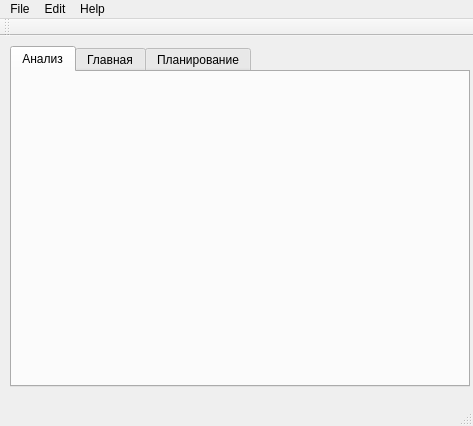
First picture: the form in trunk/FinanceManager/financeManagerView.ui, repository konradlst/Organizer, before the edit.
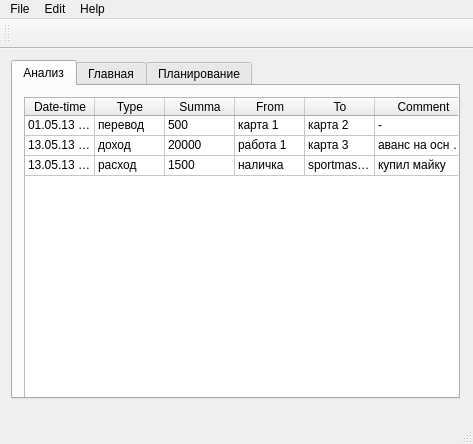
Second picture: the form after the edit. The open tabs and pages were chosen to show the change.

What changed in the file:
```diff
--- a/trunk/FinanceManager/financeManagerView.ui
+++ b/trunk/FinanceManager/financeManagerView.ui
@@ -7,7 +7,7 @@
     <x>0</x>
     <y>0</y>
     <width>473</width>
-    <height>426</height>
+    <height>444</height>
    </rect>
   </property>
   <property name="minimumSize">
@@ -26,15 +26,18 @@
    <string>FinanceManagerView</string>
   </property>
   <widget class="QWidget" name="centralWidget">
+   <widget class="QWidget" name="verticalLayoutWidget">
+    <property name="geometry">
+     <rect>
+      <x>0</x>
+      <y>0</y>
+      <width>471</width>
+      <height>361</height>
+     </rect>
+    </property>
+    <layout class="QVBoxLayout" name="mainLayout">
+     <item>
    <widget class="QTabWidget" name="tabWidget">
-    <property name="geometry">
-     <rect>
-      <x>10</x>
-      <y>10</y>
-      <width>460</width>
-      <height>341</height>
-     </rect>
-    </property>
     <property name="layoutDirection">
      <enum>Qt::LeftToRight</enum>
     </property>
@@ -48,6 +51,178 @@
      <attribute name="title">
       <string>Анализ</string>
      </attribute>
+        <widget class="QWidget" name="verticalLayoutWidget_3">
+         <property name="geometry">
+          <rect>
+           <x>0</x>
+           <y>0</y>
+           <width>471</width>
+           <height>331</height>
+          </rect>
+         </property>
+         <layout class="QVBoxLayout" name="vLayStatistic">
+          <item>
+           <widget class="QTableWidget" name="tableWidget">
+            <property name="selectionBehavior">
+             <enum>QAbstractItemView::SelectRows</enum>
+            </property>
+            <attribute name="horizontalHeaderDefaultSectionSize">
+             <number>70</number>
+            </attribute>
+            <attribute name="horizontalHeaderHighlightSections">
+             <bool>false</bool>
+            </attribute>
+            <attribute name="horizontalHeaderStretchLastSection">
+             <bool>true</bool>
+            </attribute>
+            <attribute name="verticalHeaderVisible">
+             <bool>false</bool>
+            </attribute>
+            <attribute name="verticalHeaderDefaultSectionSize">
+             <number>20</number>
+            </attribute>
+            <attribute name="verticalHeaderHighlightSections">
+             <bool>false</bool>
+            </attribute>
+            <row>
+             <property name="text">
+              <string>1</string>
+             </property>
+            </row>
+            <row>
+             <property name="text">
+              <string>New Row</string>
+             </property>
+            </row>
+            <row>
+             <property name="text">
+              <string>2</string>
+             </property>
+            </row>
+            <column>
+             <property name="text">
+              <string>Date-time</string>
+             </property>
+            </column>
+            <column>
+             <property name="text">
+              <string>Type</string>
+             </property>
+            </column>
+            <column>
+             <property name="text">
+              <string>Summa</string>
+             </property>
+            </column>
+            <column>
+             <property name="text">
+              <string>From</string>
+             </property>
+            </column>
+            <column>
+             <property name="text">
+              <string>To</string>
+             </property>
+            </column>
+            <column>
+             <property name="text">
+              <string>Comment</string>
+             </property>
+            </column>
+            <item row="0" column="0">
+             <property name="text">
+              <string>01.05.13 17:15:30</string>
+             </property>
+            </item>
+            <item row="0" column="1">
+             <property name="text">
+              <string>перевод</string>
+             </property>
+            </item>
+            <item row="0" column="2">
+             <property name="text">
+              <string>500</string>
+             </property>
+            </item>
+            <item row="0" column="3">
+             <property name="text">
+              <string>карта 1</string>
+             </property>
+            </item>
+            <item row="0" column="4">
+             <property name="text">
+              <string>карта 2</string>
+             </property>
+            </item>
+            <item row="0" column="5">
+             <property name="text">
+              <string>-</string>
+             </property>
+            </item>
+            <item row="1" column="0">
+             <property name="text">
+              <string>13.05.13 13:13:13</string>
+             </property>
+            </item>
+            <item row="1" column="1">
+             <property name="text">
+              <string>доход</string>
+             </property>
+            </item>
+            <item row="1" column="2">
+             <property name="text">
+              <string>20000</string>
+             </property>
+            </item>
+            <item row="1" column="3">
+             <property name="text">
+              <string>работа 1</string>
+             </property>
+            </item>
+            <item row="1" column="4">
+             <property name="text">
+              <string>карта 3</string>
+             </property>
+            </item>
+            <item row="1" column="5">
+             <property name="text">
+              <string>аванс на осн работе</string>
+             </property>
+            </item>
+            <item row="2" column="0">
+             <property name="text">
+              <string>13.05.13 19:00:00</string>
+             </property>
+            </item>
+            <item row="2" column="1">
+             <property name="text">
+              <string>расход</string>
+             </property>
+            </item>
+            <item row="2" column="2">
+             <property name="text">
+              <string>1500</string>
+             </property>
+            </item>
+            <item row="2" column="3">
+             <property name="text">
+              <string>наличка</string>
+             </property>
+            </item>
+            <item row="2" column="4">
+             <property name="text">
+              <string>sportmaster</string>
+             </property>
+            </item>
+            <item row="2" column="5">
+             <property name="text">
+              <string>купил майку</string>
+             </property>
+            </item>
+           </widget>
+          </item>
+         </layout>
+        </widget>
     </widget>
     <widget class="QWidget" name="tab_2">
      <attribute name="title">
@@ -531,7 +706,132 @@
      <attribute name="title">
       <string>Планирование</string>
      </attribute>
-    </widget>
+        <widget class="QWidget" name="verticalLayoutWidget_2">
+         <property name="geometry">
+          <rect>
+           <x>0</x>
+           <y>0</y>
+           <width>471</width>
+           <height>331</height>
+          </rect>
+         </property>
+         <layout class="QVBoxLayout" name="vlayPlanning">
+          <item>
+           <widget class="QTableWidget" name="tableWidget_2">
+            <property name="selectionBehavior">
+             <enum>QAbstractItemView::SelectRows</enum>
+            </property>
+            <attribute name="horizontalHeaderDefaultSectionSize">
+             <number>70</number>
+            </attribute>
+            <attribute name="horizontalHeaderHighlightSections">
+             <bool>false</bool>
+            </attribute>
+            <attribute name="horizontalHeaderStretchLastSection">
+             <bool>true</bool>
+            </attribute>
+            <attribute name="verticalHeaderVisible">
+             <bool>false</bool>
+            </attribute>
+            <attribute name="verticalHeaderDefaultSectionSize">
+             <number>20</number>
+            </attribute>
+            <attribute name="verticalHeaderHighlightSections">
+             <bool>false</bool>
+            </attribute>
+            <row>
+             <property name="text">
+              <string>1</string>
+             </property>
+            </row>
+            <row>
+             <property name="text">
+              <string>2</string>
+             </property>
+            </row>
+            <column>
+             <property name="text">
+              <string>Date</string>
+             </property>
+            </column>
+            <column>
+             <property name="text">
+              <string>Total</string>
+             </property>
+            </column>
+            <column>
+             <property name="text">
+              <string>Type</string>
+             </property>
+            </column>
+            <column>
+             <property name="text">
+              <string>Summa</string>
+             </property>
+            </column>
+            <column>
+             <property name="text">
+              <string>Comment</string>
+             </property>
+            </column>
+            <item row="0" column="0">
+             <property name="text">
+              <string>20.08.13</string>
+             </property>
+            </item>
+            <item row="0" column="1">
+             <property name="text">
+              <string>4000000</string>
+             </property>
+            </item>
+            <item row="0" column="2">
+             <property name="text">
+              <string>доходы</string>
+             </property>
+            </item>
+            <item row="0" column="3">
+             <property name="text">
+              <string>50000</string>
+             </property>
+            </item>
+            <item row="0" column="4">
+             <property name="text">
+              <string>отпускные</string>
+             </property>
+            </item>
+            <item row="1" column="0">
+             <property name="text">
+              <string>15.09.13</string>
+             </property>
+            </item>
+            <item row="1" column="1">
+             <property name="text">
+              <string>30000</string>
+             </property>
+            </item>
+            <item row="1" column="2">
+             <property name="text">
+              <string>расходы</string>
+             </property>
+            </item>
+            <item row="1" column="3">
+             <property name="text">
+              <string>500000</string>
+             </property>
+            </item>
+            <item row="1" column="4">
+             <property name="text">
+              <string>купить машину</string>
+             </property>
+            </item>
+           </widget>
+          </item>
+         </layout>
+        </widget>
+       </widget>
+      </widget>
+     </item>
+    </layout>
    </widget>
   </widget>
   <widget class="QMenuBar" name="menuBar">
@@ -576,6 +876,12 @@
      <verstretch>0</verstretch>
     </sizepolicy>
    </property>
+   <property name="minimumSize">
+    <size>
+     <width>30</width>
+     <height>30</height>
+    </size>
+   </property>
    <property name="allowedAreas">
     <set>Qt::LeftToolBarArea|Qt::TopToolBarArea</set>
    </property>
```
Left out of the diff: 57 changed lines with no effect on the pictures. Lines whose indentation alone changed are shown as unchanged.
